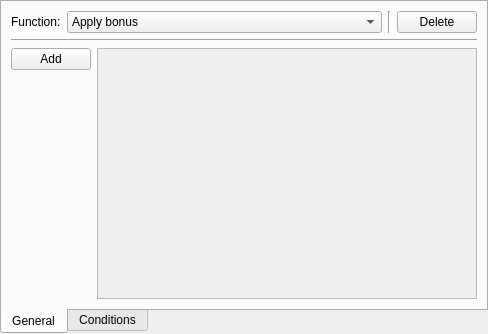
First picture: the form in loottablefunction.ui, repository IoeCmcomc/MCDatapacker, before the edit.
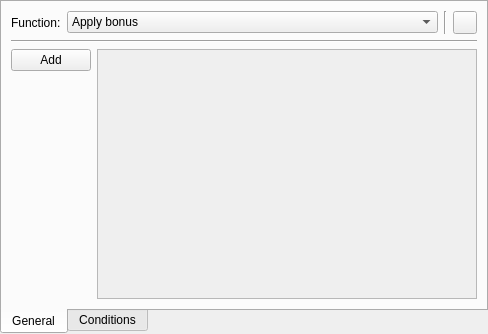
Second picture: the form after the edit. The open tabs and pages were chosen to show the change. Icons and pictures are not drawn. Custom widgets are drawn as their Qt base class.

```diff
--- a/loottablefunction.ui
+++ b/loottablefunction.ui
@@ -38,13 +38,6 @@
       </property>
      </widget>
     </item>
-    <item row="0" column="3">
-     <widget class="QPushButton" name="deleteButton">
-      <property name="text">
-       <string>Delete</string>
-      </property>
-     </widget>
-    </item>
     <item row="0" column="0">
      <widget class="QLabel" name="label">
       <property name="text">
@@ -820,8 +813,8 @@
             <rect>
              <x>0</x>
              <y>0</y>
-             <width>363</width>
-             <height>243</height>
+             <width>96</width>
+             <height>26</height>
             </rect>
            </property>
           </widget>
@@ -1087,6 +1080,17 @@
       <widget class="QWidget" name="empty"/>
      </widget>
     </item>
+    <item row="0" column="3">
+     <widget class="QToolButton" name="deleteButton">
+      <property name="text">
+       <string/>
+      </property>
+      <property name="icon">
+       <iconset resource="resource/app/app.qrc">
+        <normaloff>:/icon/delete.png</normaloff>:/icon/delete.png</iconset>
+      </property>
+     </widget>
+    </item>
    </layout>
   </widget>
   <widget class="QWidget" name="conditions">
@@ -1135,17 +1139,17 @@
   </widget>
  </widget>
  <customwidgets>
+  <customwidget>
+   <class>NumericInput</class>
+   <extends>QFrame</extends>
+   <header location="global">numericinput.h</header>
+   <container>1</container>
+  </customwidget>
   <customwidget>
    <class>TrueFalseBox</class>
    <extends>QCheckBox</extends>
    <header location="global">truefalsebox.h</header>
   </customwidget>
-  <customwidget>
-   <class>NumericInput</class>
-   <extends>QFrame</extends>
-   <header location="global">numericinput.h</header>
-   <container>1</container>
-  </customwidget>
   <customwidget>
    <class>OptionalSpinBox</class>
    <extends>QSpinBox</extends>
```
Left out of the diff: 24 changed lines with no effect on the pictures.
